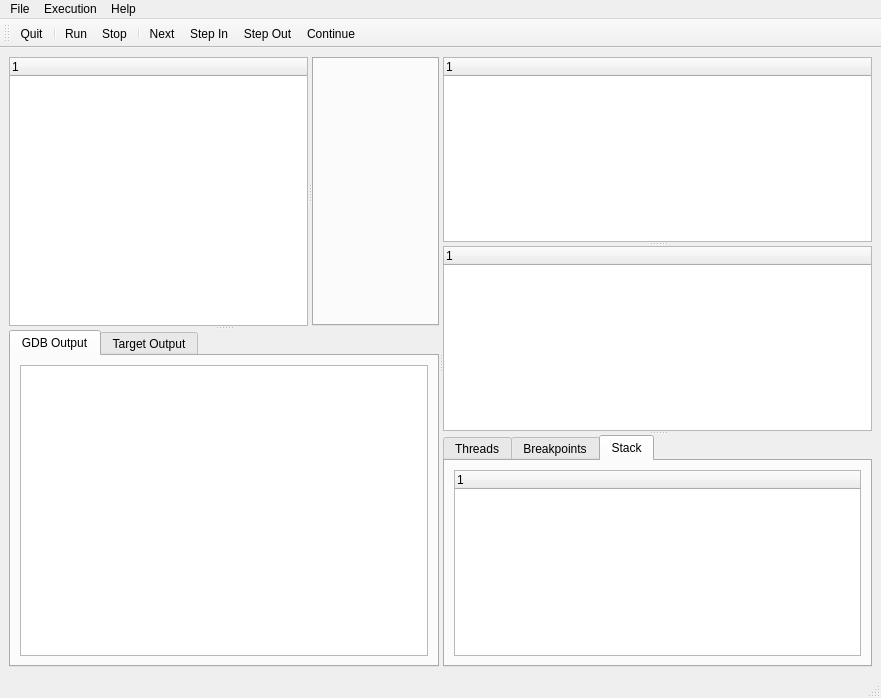
gt945/gede, file src/mainwindow.ui: the form before one commit.
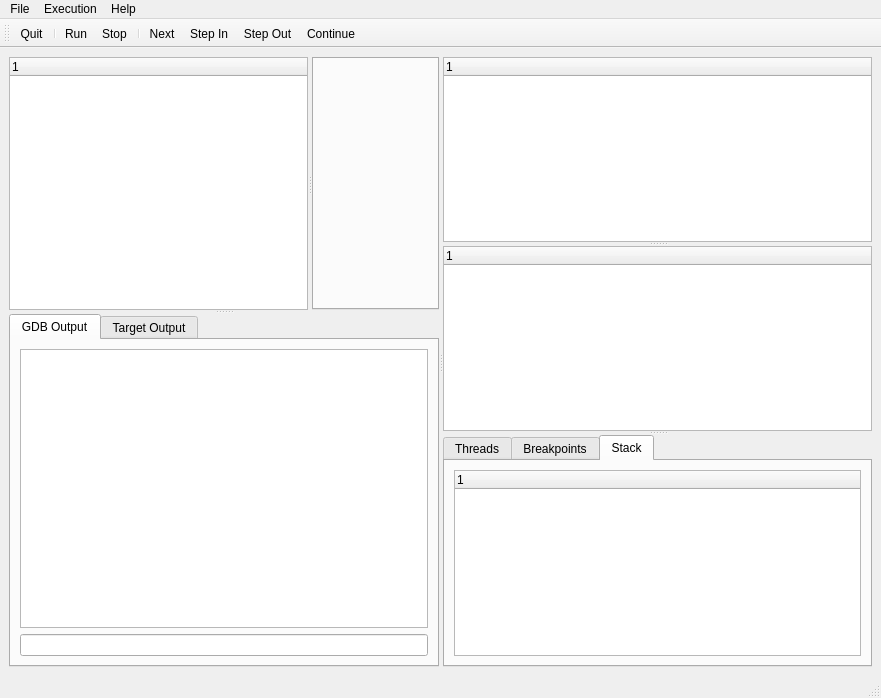
The form after the commit. The open tabs and pages were chosen to show the change. Icons and pictures are not drawn.

Commit message: Feature: add cmd line for gdb

What changed in the file:
```diff
--- a/src/mainwindow.ui
+++ b/src/mainwindow.ui
@@ -66,6 +66,9 @@
             </property>
            </widget>
           </item>
+          <item>
+           <widget class="QLineEdit" name="cmd"/>
+          </item>
          </layout>
         </widget>
         <widget class="QWidget" name="tab_5">
```
The commit also changes 4 other files.
